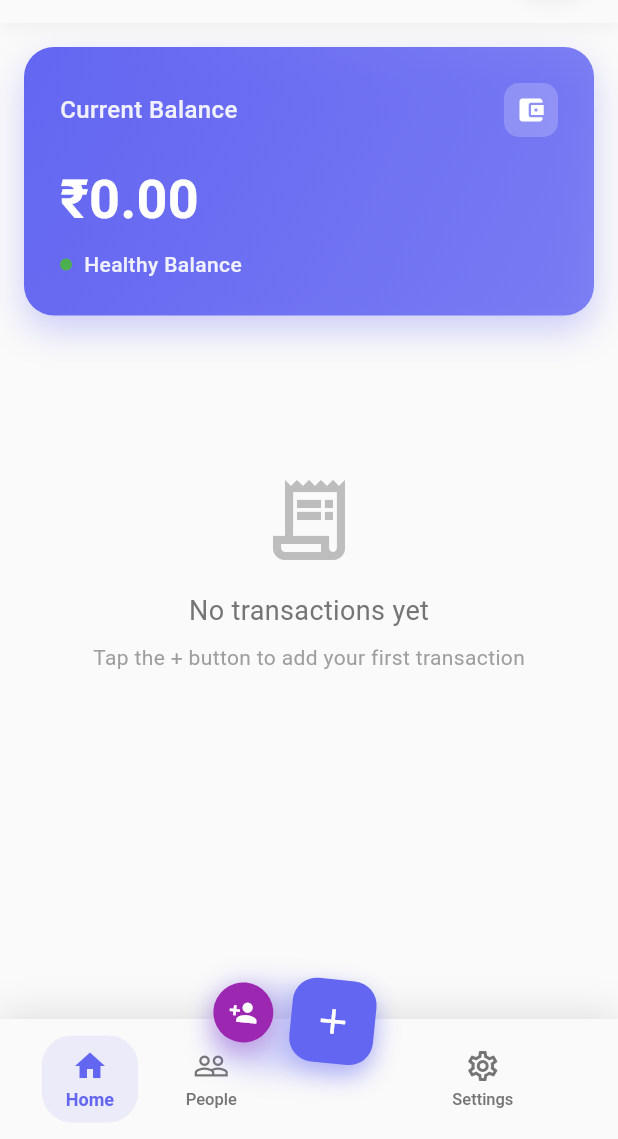
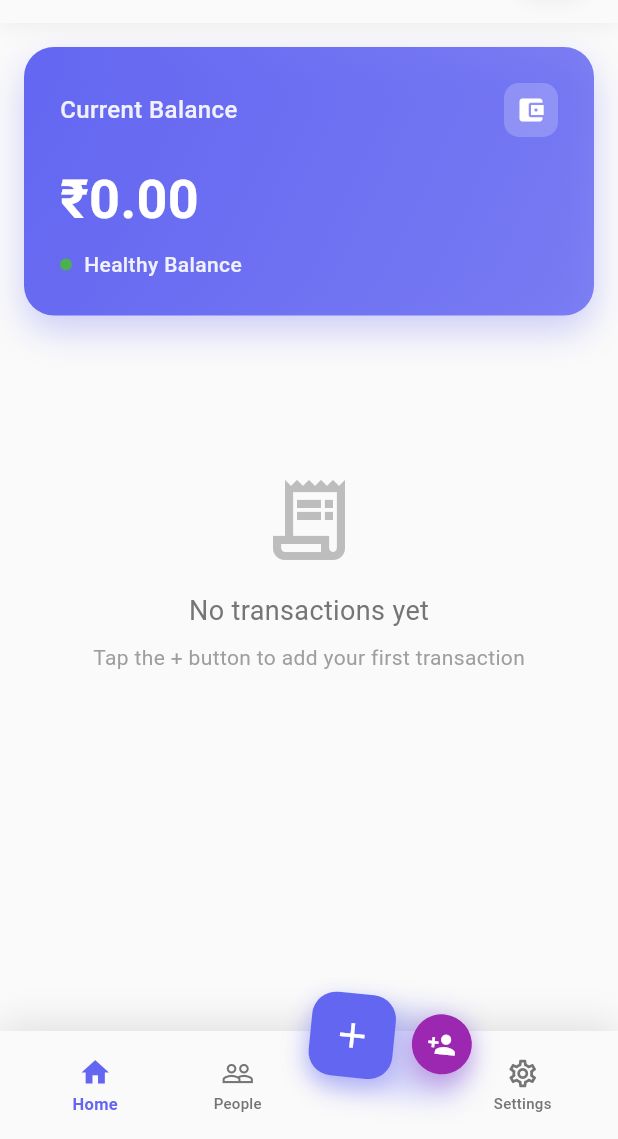
Before and after one commit to malik-l0l/Money_Manager, a Flutter app: the MainNavigationScreen screen opened directly, on a phone screen of 412 x 824 dp, the part 97-1236 px from its top. Run offline on Flutter 3.47's test engine with Material 3 defaults, Android fonts, the phone set to English and light mode, and no system bars; our stand-ins replace hive, hive_flutter, share_plus; accounts and stored records are empty; Roboto replaces fonts that are missing (SF Pro Display).

Commit message:
fix(people): FAB improved

```diff
--- a/lib/screens/main_navigation_screen.dart
+++ b/lib/screens/main_navigation_screen.dart
@@ -14,7 +14,8 @@ class MainNavigationScreen extends StatefulWidget {
   _MainNavigationScreenState createState() => _MainNavigationScreenState();
 }
 
-class _MainNavigationScreenState extends State<MainNavigationScreen> with TickerProviderStateMixin {
+class _MainNavigationScreenState extends State<MainNavigationScreen>
+    with TickerProviderStateMixin {
   int _currentIndex = 0;
   late PageController _pageController;
   late AnimationController _fabAnimationController;
@@ -25,7 +26,8 @@ class _MainNavigationScreenState extends State<MainNavigationScreen> with Ticker
   late Animation<Offset> _positionAnimation;
 
   // Keys for accessing child screen methods
-  final GlobalKey<HomeScreenState> _homeScreenKey = GlobalKey<HomeScreenState>();
+  final GlobalKey<HomeScreenState> _homeScreenKey =
+      GlobalKey<HomeScreenState>();
 
   @override
   void initState() {
@@ -127,6 +129,9 @@ class _MainNavigationScreenState extends State<MainNavigationScreen> with Ticker
   }
 
   void _triggerMorphAnimation() {
+    // Add haptic feedback for the morph animation
+    HapticFeedback.selectionClick();
+
     _fabMorphController.forward().then((_) {
       _fabMorphController.reverse();
     });
@@ -171,16 +176,37 @@ class _MainNavigationScreenState extends State<MainNavigationScreen> with Ticker
       ),
       child: SafeArea(
         child: Container(
-          height: 80,
-          padding: EdgeInsets.symmetric(horizontal: 20, vertical: 8),
+          height: 72, // Optimized height for better proportions
+          padding: EdgeInsets.symmetric(horizontal: 16, vertical: 8),
           child: Row(
-            mainAxisAlignment: MainAxisAlignment.spaceAround,
             children: [
+              // Home Tab - 1/4 of available space
+              Expanded(
+                flex: 2,
+                child:
                     _buildNavItem(0, Icons.home_outlined, Icons.home, 'Home'),
-              _buildNavItem(1, Icons.people_outline, Icons.people, 'People'),
-              SizedBox(width: 80), // Increased space for FAB area
-              _buildNavItem(2, Icons.settings_outlined, Icons.settings, 'Settings'),
-              SizedBox(width: 10), // Reduced to balance the layout with FABs shifted right
+              ),
+
+              // People Tab - 1/4 of available space
+              Expanded(
+                flex: 2,
+                child: _buildNavItem(
+                    1, Icons.people_outline, Icons.people, 'People'),
+              ),
+
+              // FAB Area - positioned between People and Settings
+              Expanded(
+                flex: 2,
+                child:
+                    Container(), // Empty space for FABs to dock in center of this area
+              ),
+
+              // Settings Tab - 1/4 of available space
+              Expanded(
+                flex: 2,
+                child: _buildNavItem(
+                    2, Icons.settings_outlined, Icons.settings, 'Settings'),
+              ),
             ],
           ),
         ),
@@ -188,26 +214,25 @@ class _MainNavigationScreenState extends State<MainNavigationScreen> with Ticker
     );
   }
 
-  Widget _buildNavItem(int index, IconData outlinedIcon, IconData filledIcon, String label) {
+  Widget _buildNavItem(
+      int index, IconData outlinedIcon, IconData filledIcon, String label) {
     final isSelected = _currentIndex == index;
-    final color = isSelected
-        ? Theme.of(context).primaryColor
-        : Colors.grey[600];
+    final color =
+        isSelected ? Theme.of(context).primaryColor : Colors.grey[600];
 
     return GestureDetector(
       onTap: () => _onTabTapped(index),
+      child: Container(
+        // Standardized minimum touch target (44px)
+        constraints: BoxConstraints(minHeight: 44, minWidth: 44),
         child: AnimatedContainer(
           duration: Duration(milliseconds: 200),
           curve: Curves.easeInOut,
-        padding: EdgeInsets.symmetric(horizontal: 16, vertical: 8),
-        decoration: BoxDecoration(
-          color: isSelected
-              ? Theme.of(context).primaryColor.withOpacity(0.1)
-              : Colors.transparent,
-          borderRadius: BorderRadius.circular(20),
-        ),
+          padding: EdgeInsets.symmetric(horizontal: 12, vertical: 6),
+          // Removed the background color decoration for selected tabs
           child: Column(
             mainAxisSize: MainAxisSize.min,
+            mainAxisAlignment: MainAxisAlignment.center,
             children: [
               AnimatedSwitcher(
                 duration: Duration(milliseconds: 200),
@@ -215,20 +240,27 @@ class _MainNavigationScreenState extends State<MainNavigationScreen> with Ticker
                   isSelected ? filledIcon : outlinedIcon,
                   key: ValueKey(isSelected),
                   color: color,
-                size: 24,
+                  size: 22, // Standardized icon size
                 ),
               ),
               SizedBox(height: 4),
               AnimatedDefaultTextStyle(
                 duration: Duration(milliseconds: 200),
                 style: TextStyle(
-                fontSize: isSelected ? 12 : 11,
+                  fontSize: isSelected ? 11 : 10,
                   fontWeight: isSelected ? FontWeight.w600 : FontWeight.w500,
                   color: color,
+                  letterSpacing: 0.2,
                 ),
-              child: Text(label),
+                child: Text(
+                  label,
+                  textAlign: TextAlign.center,
+                  maxLines: 1,
+                  overflow: TextOverflow.ellipsis,
+                ),
               ),
             ],
+          ),
         ),
       ),
     );
@@ -249,7 +281,7 @@ class _MainNavigationScreenState extends State<MainNavigationScreen> with Ticker
             angle: _fabRotationAnimation.value * 0.1,
             child: Container(
               // Shift FABs slightly to the right
-              margin: EdgeInsets.only(right: 20),
+              margin: EdgeInsets.only(left: 110),
               decoration: BoxDecoration(
                 borderRadius: BorderRadius.circular(20),
                 boxShadow: [
@@ -265,29 +297,50 @@ class _MainNavigationScreenState extends State<MainNavigationScreen> with Ticker
                 builder: (context, child) {
                   return Row(
                     mainAxisSize: MainAxisSize.min,
+                    mainAxisAlignment: MainAxisAlignment.center,
                     children: [
                       _buildMorphingFAB(
                         isLeft: true,
                         onPressed: _currentIndex == 0
-                            ? _showAddPeopleTransactionModal
-                            : () => _showAddTransactionModal(false),
+                            ? () => _showAddTransactionModal(
+                                false) // Changed: Now shows regular transaction modal
+                            : _showAddPeopleTransactionModal, // Changed: Now shows people transaction modal
                         heroTag: "left_fab",
-                        backgroundColor: _currentIndex == 0 ? Colors.purple : Theme.of(context).primaryColor,
-                        icon: _currentIndex == 0 ? Icons.person_add : Icons.add,
-                        iconSize: _currentIndex == 0 ? 20 : 28,
-                        isMini: _currentIndex == 0,
+                        backgroundColor: _currentIndex == 0
+                            ? Theme.of(context)
+                                .primaryColor // Changed: Now uses primary color on Home
+                            : Colors
+                                .purple, // Changed: Now uses purple on People
+                        icon: _currentIndex == 0
+                            ? Icons.add
+                            : Icons
+                                .person_add, // Changed: Now shows + on Home, person+ on People
+                        iconSize: _currentIndex == 0
+                            ? 28
+                            : 20, // Changed: Larger on Home, smaller on People
+                        isMini:
+                            _currentIndex == 1, // Changed: Mini on People tab
                       ),
-                      SizedBox(width: 12),
+                      SizedBox(width: 12), // Consistent spacing between FABs
                       _buildMorphingFAB(
                         isLeft: false,
                         onPressed: _currentIndex == 0
-                            ? () => _showAddTransactionModal(false)
-                            : _showAddPeopleTransactionModal,
+                            ? _showAddPeopleTransactionModal // Changed: Now shows people transaction modal
+                            : () => _showAddTransactionModal(
+                                false), // Changed: Now shows regular transaction modal
                         heroTag: "right_fab",
-                        backgroundColor: _currentIndex == 0 ? Theme.of(context).primaryColor : Colors.purple,
-                        icon: _currentIndex == 0 ? Icons.add : Icons.person_add,
-                        iconSize: _currentIndex == 0 ? 28 : 20,
-                        isMini: _currentIndex == 1,
+                        backgroundColor: _currentIndex == 0
+                            ? Colors.purple // Changed: Now uses purple on Home
+                            : Theme.of(context)
+                                .primaryColor, // Changed: Now uses primary color on People
+                        icon: _currentIndex == 0
+                            ? Icons.person_add
+                            : Icons
+                                .add, // Changed: Now shows person+ on Home, + on People
+                        iconSize: _currentIndex == 0
+                            ? 20
+                            : 28, // Changed: Smaller on Home, larger on People
+                        isMini: _currentIndex == 0, // Changed: Mini on Home tab
                       ),
                     ],
                   );
@@ -309,43 +362,25 @@ class _MainNavigationScreenState extends State<MainNavigationScreen> with Ticker
     required double iconSize,
     required bool isMini,
   }) {
-    // Calculate morph values
-    final morphValue = _morphAnimation.value;
-    final isHomePage = _currentIndex == 0;
+    // Determine which FAB should be rectangular based on the icon/function
+    bool isRectangular;
+    double fabSize;
 
-    // For smooth morphing, we need to interpolate between the two states
-    double fabSize;
-    BorderRadius borderRadius;
+    if (_currentIndex == 0) {
+      // Home tab: '+' FAB (left) is rectangular, 'people+' FAB (right) is circular
+      isRectangular = isLeft; // Left FAB is rectangular
+      fabSize = isLeft ? 56.0 : 40.0; // Left is regular, right is mini
+    } else {
+      // People tab: '+' FAB (left) is rectangular, 'people+' FAB (right) is circular
+      isRectangular = isLeft; // Left FAB is rectangular
+      fabSize = isLeft ? 56.0 : 40.0; // Left is regular, right is mini
+    }
 
-    if (isLeft) {
-      // Left FAB: mini circle on home, regular square on people
-      if (isHomePage) {
-        // Home: mini circle
-        fabSize = 40.0;
-        borderRadius = BorderRadius.circular(20);
-      } else {
-        // People: morphing from mini circle to regular square
-        fabSize = 40.0 + (16.0 * morphValue); // 40 -> 56
-        final radiusValue = 20.0 - (4.0 * morphValue); // 20 -> 16
-        borderRadius = BorderRadius.circular(radiusValue);
-      }
-    } else {
-      // Right FAB: regular square on home, mini circle on people
-      if (isHomePage) {
-        // Home: regular square
-        fabSize = 56.0;
-        borderRadius = BorderRadius.circular(16);
-      } else {
-        // People: morphing from regular square to mini circle
-        fabSize = 56.0 - (16.0 * morphValue); // 56 -> 40
-        final radiusValue = 16.0 + (4.0 * morphValue); // 16 -> 20
-        borderRadius = BorderRadius.circular(radiusValue);
-      }
-    }
+    double borderRadiusValue = isRectangular ? 16.0 : 20.0;
 
     return Container(
       decoration: BoxDecoration(
-        borderRadius: borderRadius,
+        borderRadius: BorderRadius.circular(borderRadiusValue),
         boxShadow: [
           BoxShadow(
             color: backgroundColor.withOpacity(0.3),
@@ -361,26 +396,24 @@ class _MainNavigationScreenState extends State<MainNavigationScreen> with Ticker
         height: fabSize,
         child: Material(
           color: backgroundColor,
-          borderRadius: borderRadius,
+          borderRadius: BorderRadius.circular(borderRadiusValue),
           child: InkWell(
-            borderRadius: borderRadius,
+            borderRadius: BorderRadius.circular(borderRadiusValue),
             onTap: onPressed,
-            onLongPress: (heroTag == "right_fab" && _currentIndex == 0)
+            onLongPress: (heroTag == "left_fab" &&
+                    _currentIndex ==
+                        0) // Changed: Now left_fab has long press on Home
                 ? () => _showAddTransactionModal(true)
                 : null,
             child: Container(
               decoration: BoxDecoration(
-                borderRadius: borderRadius,
+                borderRadius: BorderRadius.circular(borderRadiusValue),
               ),
               child: Center(
-                child: AnimatedRotation(
-                  duration: Duration(milliseconds: 400),
-                  turns: morphValue * 0.5, // Half rotation for smooth effect
                 child: Icon(
                   icon,
                   color: Colors.white,
                   size: iconSize,
-                  ),
                 ),
               ),
             ),
```
Also changed, not shown: 1 other file. Lines whose indentation alone changed are shown as unchanged.
